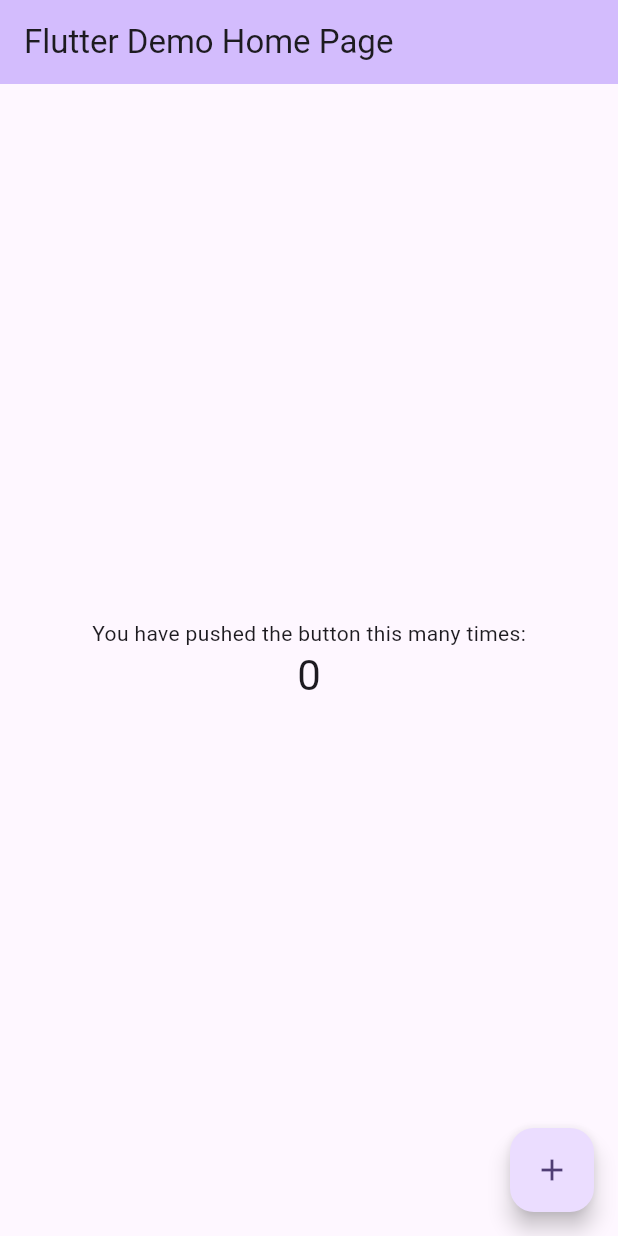
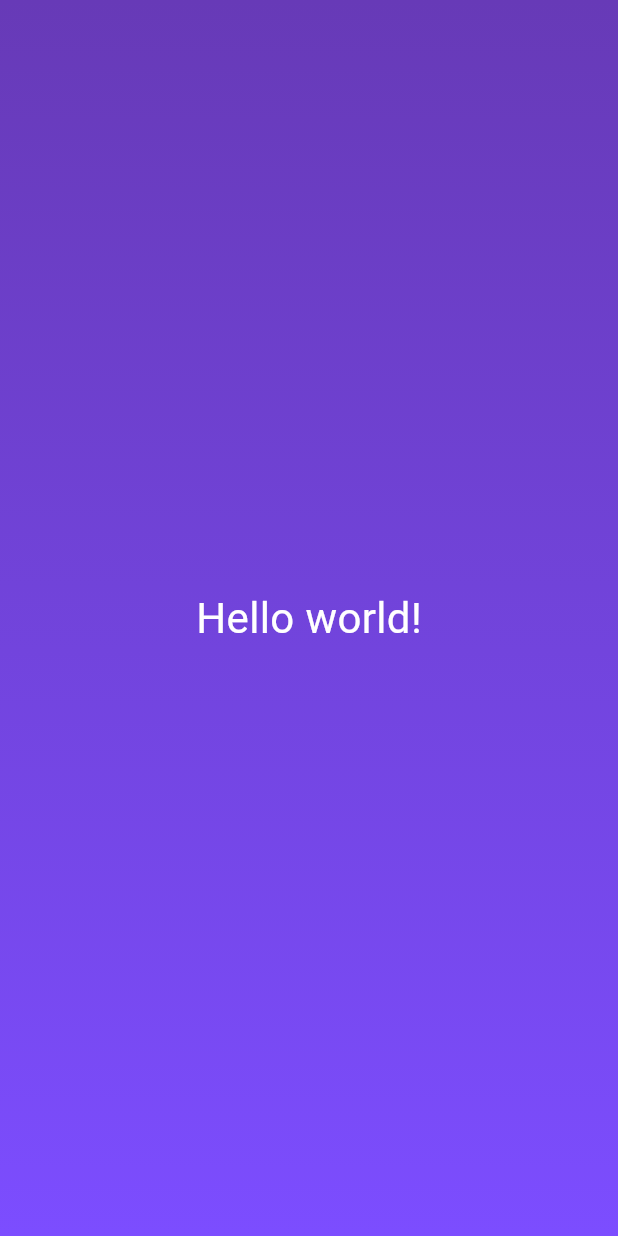
Before and after one commit to IanisT227/Learning-Flutter, a Flutter app: the screen it shows after launch, on a phone screen of 412 x 824 dp. Run offline on Flutter 3.47's test engine with Material 3 defaults, Android fonts, the phone set to English and light mode, and no system bars.

Commit message:
Split the main.dart file content in several custom class widgets

```diff
--- /dev/null
+++ b/dice_roll/lib/GradientContainer.dart
@@ -0,0 +1,23 @@
+import 'package:dice_roll/StyledText.dart';
+import 'package:flutter/material.dart';
+
+class GradientContainer extends StatelessWidget {
+  const GradientContainer({super.key});
+
+  @override
+  Widget build(context) {
+    return Container(
+      decoration: const BoxDecoration(
+        gradient: LinearGradient(
+          colors: [
+            Colors.deepPurple,
+            Colors.deepPurpleAccent,
+          ],
+          begin: Alignment.topCenter,
+          end: Alignment.bottomCenter,
+        ),
+      ),
+      child: const Center(child: StyledText()),
+    );
+  }
+}
--- /dev/null
+++ b/dice_roll/lib/StyledText.dart
@@ -0,0 +1,13 @@
+import 'package:flutter/material.dart';
+
+class StyledText extends StatelessWidget {
+  const StyledText({super.key});
+
+  @override
+  Widget build(BuildContext context) {
+    return const Text(
+      "Hello world!",
+      style: TextStyle(color: Colors.white, fontSize: 28.0),
+    );
+  }
+}
--- a/dice_roll/lib/main.dart
+++ b/dice_roll/lib/main.dart
@@ -1,125 +1,10 @@
 import 'package:flutter/material.dart';
+import 'GradientContainer.dart';
 
 void main() {
-  runApp(const MyApp());
+  runApp(
+    const MaterialApp(
+      home: Scaffold(body: GradientContainer()),
+    ),
+  );
 }
-
-class MyApp extends StatelessWidget {
-  const MyApp({super.key});
-
-  // This widget is the root of your application.
-  @override
-  Widget build(BuildContext context) {
-    return MaterialApp(
-      title: 'Flutter Demo',
-      theme: ThemeData(
-        // This is the theme of your application.
-        //
-        // TRY THIS: Try running your application with "flutter run". You'll see
-        // the application has a purple toolbar. Then, without quitting the app,
-        // try changing the seedColor in the colorScheme below to Colors.green
-        // and then invoke "hot reload" (save your changes or press the "hot
-        // reload" button in a Flutter-supported IDE, or press "r" if you used
-        // the command line to start the app).
-        //
-        // Notice that the counter didn't reset back to zero; the application
-        // state is not lost during the reload. To reset the state, use hot
-        // restart instead.
-        //
-        // This works for code too, not just values: Most code changes can be
-        // tested with just a hot reload.
-        colorScheme: ColorScheme.fromSeed(seedColor: Colors.deepPurple),
-        useMaterial3: true,
-      ),
-      home: const MyHomePage(title: 'Flutter Demo Home Page'),
-    );
-  }
-}
-
-class MyHomePage extends StatefulWidget {
-  const MyHomePage({super.key, required this.title});
-
-  // This widget is the home page of your application. It is stateful, meaning
-  // that it has a State object (defined below) that contains fields that affect
-  // how it looks.
-
-  // This class is the configuration for the state. It holds the values (in this
-  // case the title) provided by the parent (in this case the App widget) and
-  // used by the build method of the State. Fields in a Widget subclass are
-  // always marked "final".
-
-  final String title;
-
-  @override
-  State<MyHomePage> createState() => _MyHomePageState();
-}
-
-class _MyHomePageState extends State<MyHomePage> {
-  int _counter = 0;
-
-  void _incrementCounter() {
-    setState(() {
-      // This call to setState tells the Flutter framework that something has
-      // changed in this State, which causes it to rerun the build method below
-      // so that the display can reflect the updated values. If we changed
-      // _counter without calling setState(), then the build method would not be
-      // called again, and so nothing would appear to happen.
-      _counter++;
-    });
-  }
-
-  @override
-  Widget build(BuildContext context) {
-    // This method is rerun every time setState is called, for instance as done
-    // by the _incrementCounter method above.
-    //
-    // The Flutter framework has been optimized to make rerunning build methods
-    // fast, so that you can just rebuild anything that needs updating rather
-    // than having to individually change instances of widgets.
-    return Scaffold(
-      appBar: AppBar(
-        // TRY THIS: Try changing the color here to a specific color (to
-        // Colors.amber, perhaps?) and trigger a hot reload to see the AppBar
-        // change color while the other colors stay the same.
-        backgroundColor: Theme.of(context).colorScheme.inversePrimary,
-        // Here we take the value from the MyHomePage object that was created by
-        // the App.build method, and use it to set our appbar title.
-        title: Text(widget.title),
-      ),
-      body: Center(
-        // Center is a layout widget. It takes a single child and positions it
-        // in the middle of the parent.
-        child: Column(
-          // Column is also a layout widget. It takes a list of children and
-          // arranges them vertically. By default, it sizes itself to fit its
-          // children horizontally, and tries to be as tall as its parent.
-          //
-          // Column has various properties to control how it sizes itself and
-          // how it positions its children. Here we use mainAxisAlignment to
-          // center the children vertically; the main axis here is the vertical
-          // axis because Columns are vertical (the cross axis would be
-          // horizontal).
-          //
-          // TRY THIS: Invoke "debug painting" (choose the "Toggle Debug Paint"
-          // action in the IDE, or press "p" in the console), to see the
-          // wireframe for each widget.
-          mainAxisAlignment: MainAxisAlignment.center,
-          children: <Widget>[
-            const Text(
-              'You have pushed the button this many times:',
-            ),
-            Text(
-              '$_counter',
-              style: Theme.of(context).textTheme.headlineMedium,
-            ),
-          ],
-        ),
-      ),
-      floatingActionButton: FloatingActionButton(
-        onPressed: _incrementCounter,
-        tooltip: 'Increment',
-        child: const Icon(Icons.add),
-      ), // This trailing comma makes auto-formatting nicer for build methods.
-    );
-  }
-}
```
